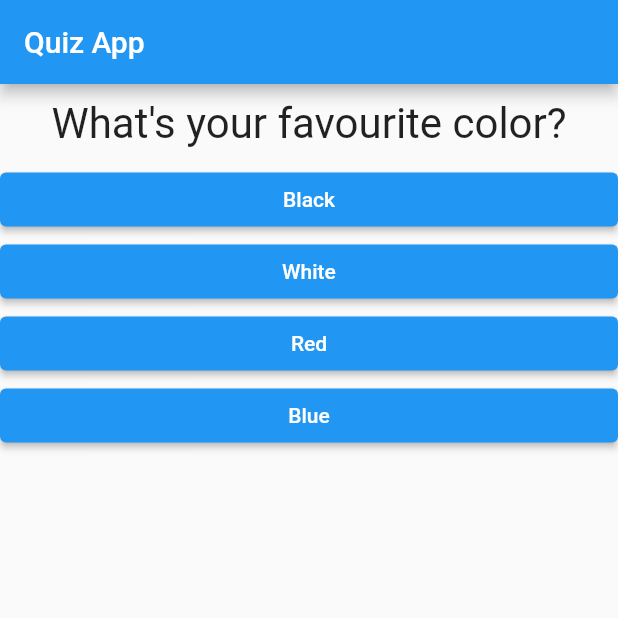
After one commit to DuncanMoyo/super-duper-palm-tree, a Flutter app: the screen it shows after launch, on a phone screen of 412 x 824 dp, the top half of it. The commit adds this screen. Run offline on Flutter 3.47's test engine with Material 2 defaults, Android fonts, the phone set to English and light mode, and no system bars.

Commit message:
splitting the App into widgets

```diff
--- a/lib/main.dart
+++ b/lib/main.dart
@@ -1,7 +1,8 @@
 import 'package:flutter/material.dart';
+import 'package:quiz/result.dart';
 
-import './question.dart';
-import './answer.dart';
+import './quiz.dart';
+import './result.dart';
 
 void main() => runApp(MyApp());
 
@@ -15,7 +16,7 @@ class MyApp extends StatefulWidget {
 }
 
 class _MyAppState extends State<MyApp> {
-  final questions = const [
+  final _questions = const [
     {
       'questionText': 'What\'s your favourite color?',
       'answers': ['Black', 'White', 'Red', 'Blue'],
@@ -37,7 +38,7 @@ class _MyAppState extends State<MyApp> {
       _questionIndex = _questionIndex + 1;
     });
     print(_questionIndex);
-    if (_questionIndex < questions.length) {
+    if (_questionIndex < _questions.length) {
       print('We have more questions');
     } else {
       print('No more questions your honour!');
@@ -51,21 +52,13 @@ class _MyAppState extends State<MyApp> {
         appBar: AppBar(
           title: Text('Quiz App'),
         ),
-        body: _questionIndex < questions.length
-            ? Column(
-                children: [
-                  Question(
-                    questions[_questionIndex]['questionText'],
-                  ),
-                  ...(questions[_questionIndex]['answers'] as List<String>)
-                      .map((answer) {
-                    return Answer(_answerQuestion, answer);
-                  }).toList()
-                ],
+        body: _questionIndex < _questions.length
+            ? Quiz(
+                answerQuestion: _answerQuestion,
+                questionIndex: _questionIndex,
+                questions: _questions,
               )
-            : Center(
-                child: Text('You did it!!'),
-              ),
+            : Result(),
       ),
     );
   }
--- /dev/null
+++ b/lib/quiz.dart
@@ -0,0 +1,29 @@
+import 'package:flutter/material.dart';
+
+import './answer.dart';
+import './question.dart';
+
+class Quiz extends StatelessWidget {
+  final List<Map<String, Object>> questions;
+  final Function answerQuestion;
+  final int questionIndex;
+
+  Quiz(
+      {@required this.questions,
+      @required this.answerQuestion,
+      @required this.questionIndex});
+
+  @override
+  Widget build(BuildContext context) {
+    return Column(
+      children: [
+        Question(
+          questions[questionIndex]['questionText'],
+        ),
+        ...(questions[questionIndex]['answers'] as List<String>).map((answer) {
+          return Answer(answerQuestion, answer);
+        }).toList()
+      ],
+    );
+  }
+}
```
Also changed, not shown: lib/result.dart (added, +10 -0 lines).
